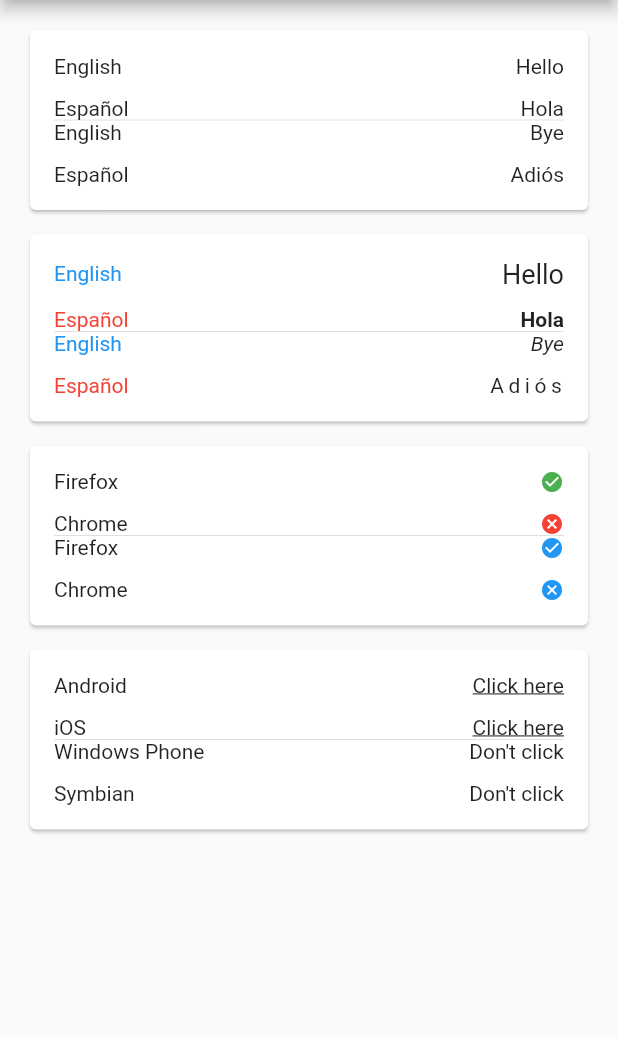
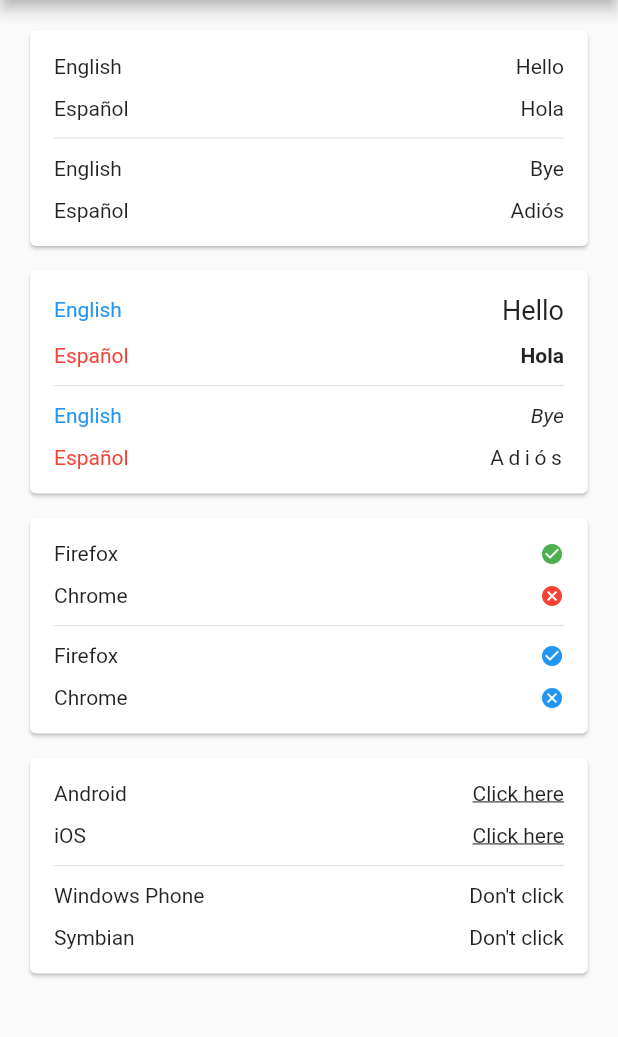
Before and after one commit to jesusrp98/row_collection, a Flutter app: the screen it shows after launch, on a phone screen of 412 x 824 dp, the part 84-1121 px from its top. Run offline on Flutter 3.47's test engine with Material 2 defaults, Android fonts, the phone set to English and light mode, and no system bars.

Commit message:
Major update to row layout

```diff
--- a/lib/src/row_layout.dart
+++ b/lib/src/row_layout.dart
@@ -26,29 +26,18 @@ class RowLayout extends StatelessWidget {
     );
   }
 
-  factory RowLayout.spacer({
-    Key key,
-    @required List<Widget> children,
-    EdgeInsets padding,
-    double space = 12,
-  }) {
-    return RowLayout(
-      children: children,
-      padding: padding,
-    );
-  }
+  /// This method receives a [list] object, and intercalate its
+  /// content with [Separator.spacer] widgets, using a 'for' loop.
+  List<Widget> _intercalateSpacer(List<Widget> list) {
+    final List<Widget> auxList = [];
 
-  /// This method receives a [list] object, and intercalate its
-  /// content with [Separator.spacer] widgets. It takes care about
-  /// the last element of the list, as well as the possibility of
-  /// the [list] object to have a [Separator.divider] object.
-  List<Widget> _intercalateSpacer(List<Widget> list) {
-    return list
-        .map((item) => list.last != item &&
-                item.runtimeType != Divider &&
-                list[list.indexOf(item) + 1].runtimeType != Divider
-            ? Column(children: [item, Separator.spacer(space: space)])
-            : item)
-        .toList();
+    for (int i = 0; i < list.length * 2 - 1; ++i) {
+      if (i.isEven)
+        auxList.add(list[i ~/ 2]);
+      else
+        auxList.add(Separator.spacer(space: space));
+    }
+
+    return auxList;
   }
 }
```
